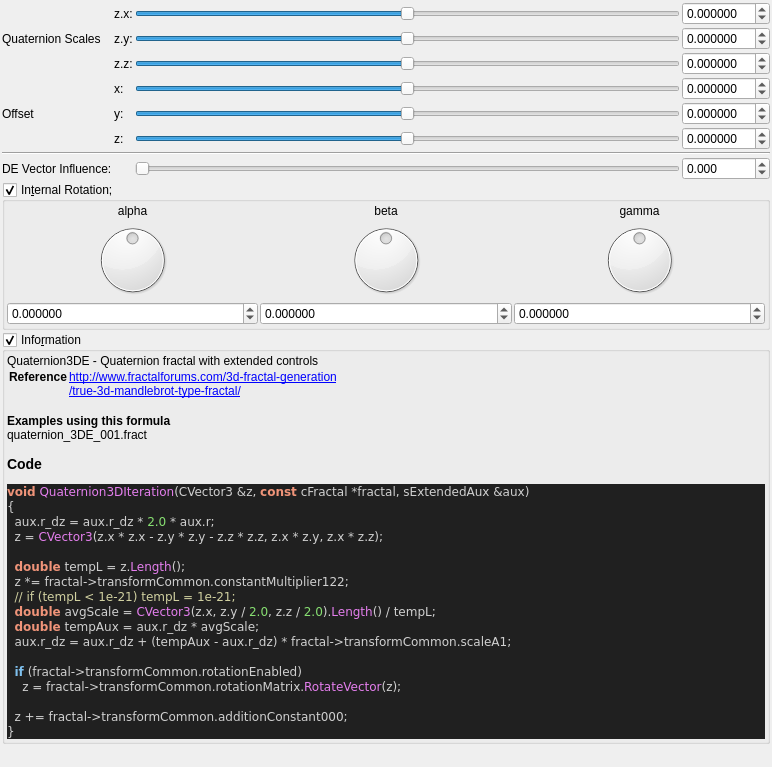
buddhi1980/mandelbulber2, file mandelbulber2/qt_data/fractal_quaternion3D.ui: the form before one commit.
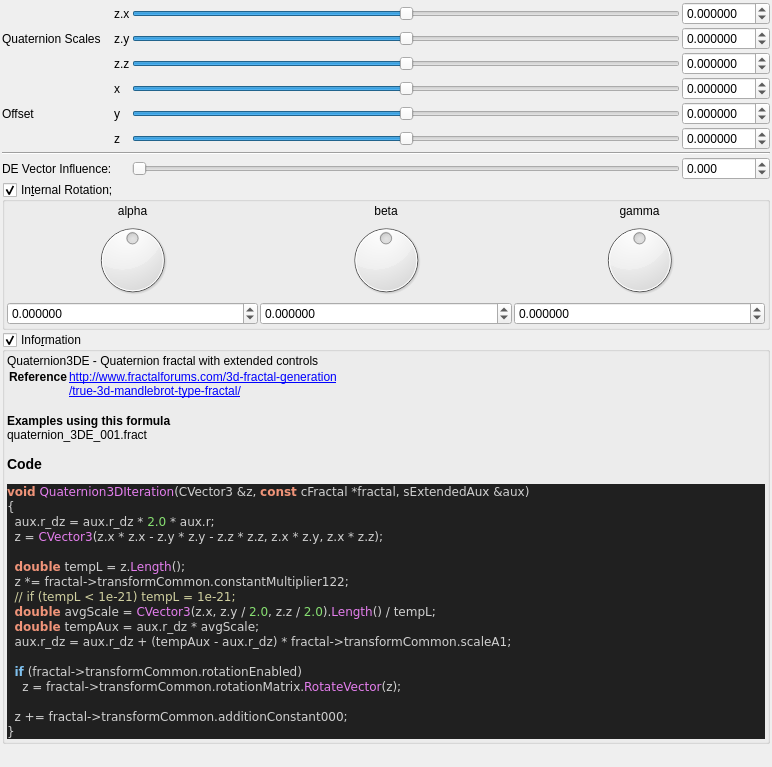
The form after the commit. Custom widgets are drawn as their Qt base class.

Patch:
```diff
--- a/mandelbulber2/qt_data/fractal_quaternion3D.ui
+++ b/mandelbulber2/qt_data/fractal_quaternion3D.ui
@@ -59,7 +59,7 @@
      <item row="7" column="2">
       <widget class="QLabel" name="label_114">
        <property name="text">
-        <string>z:</string>
+        <string notr="true">z</string>
        </property>
       </widget>
      </item>
@@ -354,7 +354,7 @@
      <item row="3" column="2">
       <widget class="QLabel" name="label_90">
        <property name="text">
-        <string>z.y:</string>
+        <string notr="true">z.y</string>
        </property>
       </widget>
      </item>
@@ -383,7 +383,7 @@
      <item row="4" column="2">
       <widget class="QLabel" name="label_98">
        <property name="text">
-        <string>z.z:</string>
+        <string notr="true">z.z</string>
        </property>
       </widget>
      </item>
@@ -419,14 +419,14 @@
      <item row="5" column="2">
       <widget class="QLabel" name="label_112">
        <property name="text">
-        <string>x:</string>
+        <string notr="true">x</string>
        </property>
       </widget>
      </item>
      <item row="2" column="2">
       <widget class="QLabel" name="label_93">
        <property name="text">
-        <string>z.x:</string>
+        <string notr="true">z.x</string>
        </property>
       </widget>
      </item>
@@ -518,7 +518,7 @@
      <item row="6" column="2">
       <widget class="QLabel" name="label_113">
        <property name="text">
-        <string>y:</string>
+        <string notr="true">y</string>
        </property>
       </widget>
      </item>
```
Left out of the diff: 6 changed lines with no effect on the pictures.
